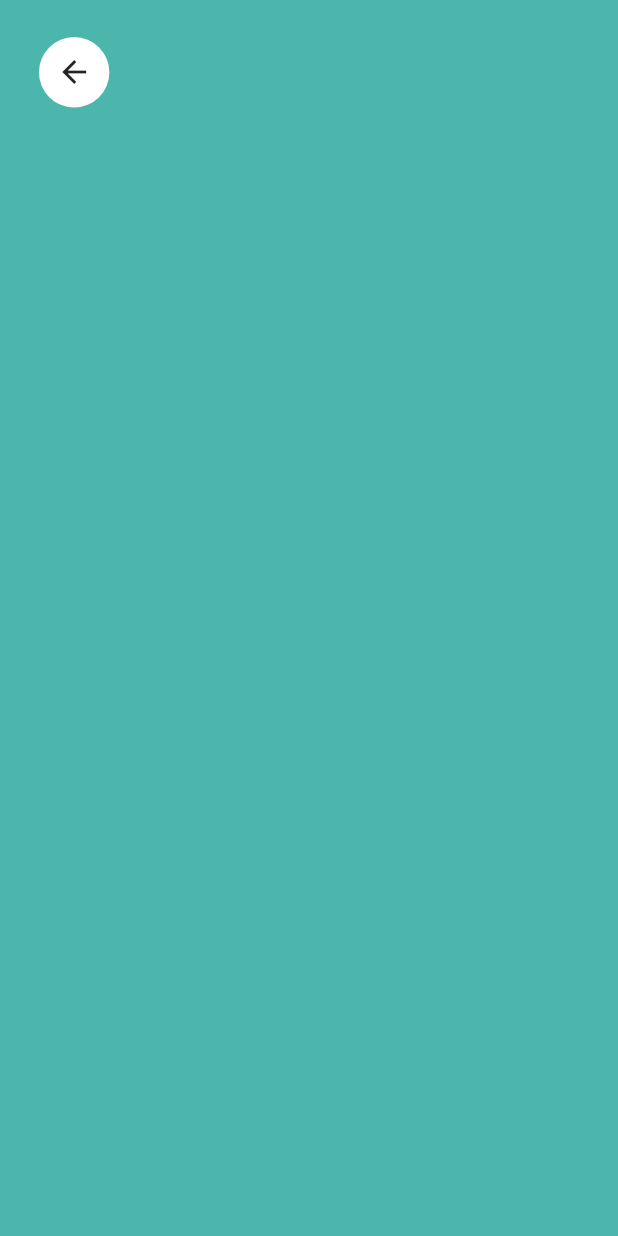
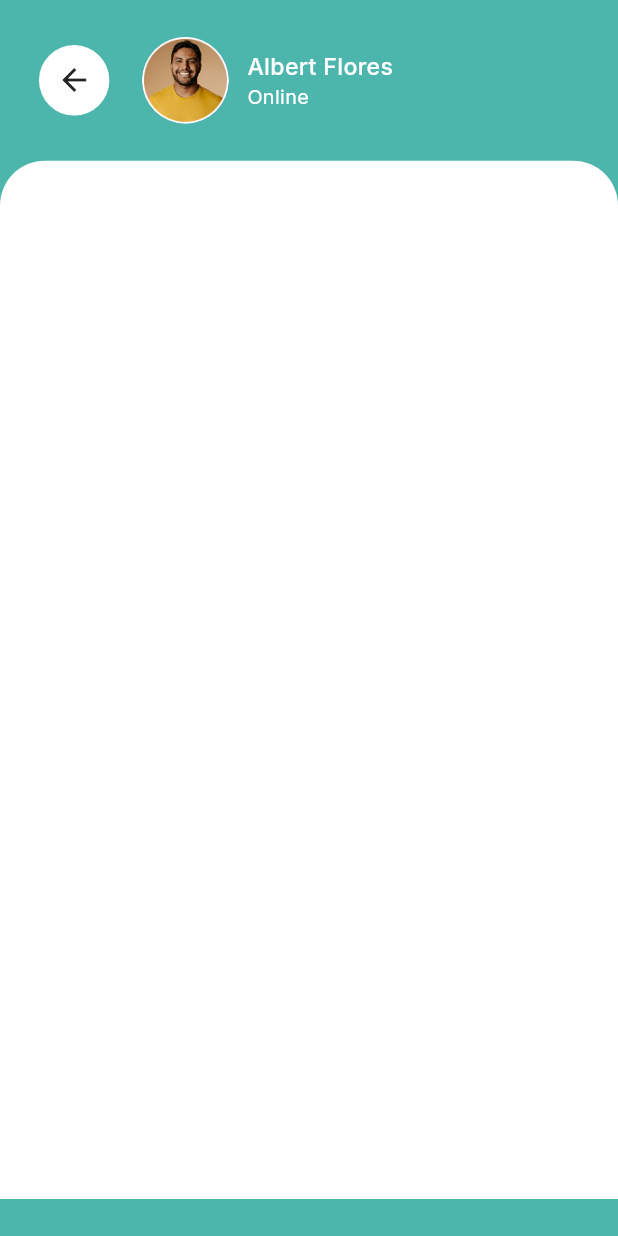
Before and after one commit to Malik399758/fcm_backend, a Flutter app: the ChatScreen screen opened by its route, on a phone screen of 412 x 824 dp. Run offline on Flutter 3.47's test engine with Material 3 defaults, Android fonts, the phone set to English and light mode, and no system bars; our stand-ins replace flutter_svg, get, google_fonts, smooth_page_indicator.

Commit message:
Update chat_screen.dart

```diff
--- a/lib/src/screen/bottom_nav_screens/home_nav_screens/chat_screen.dart
+++ b/lib/src/screen/bottom_nav_screens/home_nav_screens/chat_screen.dart
@@ -1,5 +1,7 @@
 import 'package:flutter/material.dart';
 import 'package:loneliness/src/components/app_colors_images/app_colors.dart';
+import 'package:loneliness/src/components/app_colors_images/app_images.dart';
+import 'package:loneliness/src/components/common_widget/black_text.dart';
 import 'package:loneliness/src/components/common_widget/custom_back_button.dart';
 
 class ChatScreen extends StatelessWidget {
@@ -18,13 +20,34 @@ class ChatScreen extends StatelessWidget {
           child: Row(children: [
 
             CustomBackButton(color: AppColors.whiteColor,borderColor: AppColors.transparentColor),
-            SizedBox(width: screenWidth*.03),
+            SizedBox(width: screenWidth*.05),
+            Row(children: [
+              CircleAvatar(
+                radius: screenWidth*.07,
+                backgroundImage: AssetImage(AppImages.user1),
+              ),
+              SizedBox(width: screenWidth*.03),
+              Column(
+                crossAxisAlignment: CrossAxisAlignment.start,
+                children: [
+                  BlackText(text: "Albert Flores",fontWeight: FontWeight.w500,fontSize: 14,textColor: AppColors.whiteColor,),
+                  BlackText(text: "Online",fontWeight: FontWeight.w400,fontSize: 12,textColor: AppColors.whiteColor,),
+              ],)
 
-
+            ],),
           ],),
+        ),
+        Container(
+          height: screenHeight*.84,
+          width: screenWidth,
+          decoration: BoxDecoration(
+            color: Colors.white,
+            borderRadius: BorderRadius.only(
+              topLeft: Radius.circular(30),
+              topRight: Radius.circular(30),
+            )
+          ),
         )
-
-
       ],),),
     );
   }
```
